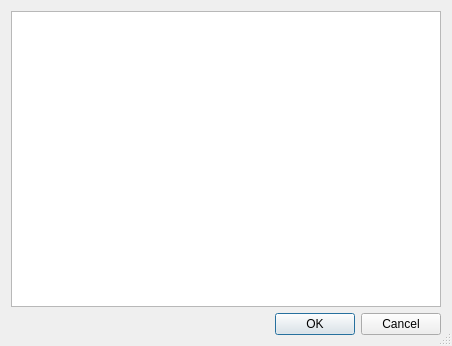
First picture: the form in copasi/UI/CQPreferenceDialog.ui, repository copasi/COPASI, before the edit.
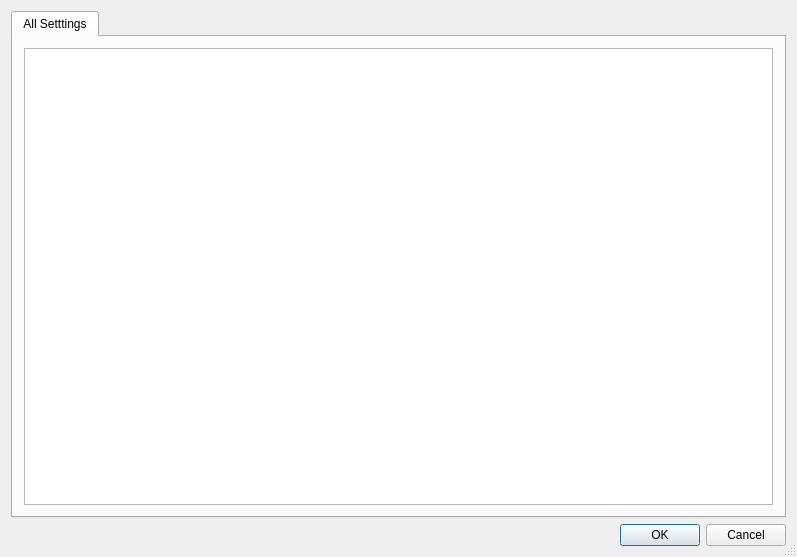
Second picture: the form after the edit. Custom widgets are drawn as their Qt base class.

Commit message: - issue 3266: start of new preference ui

What changed in the file:
```diff
--- a/copasi/UI/CQPreferenceDialog.ui
+++ b/copasi/UI/CQPreferenceDialog.ui
@@ -31,8 +31,8 @@
    <rect>
     <x>0</x>
     <y>0</y>
-    <width>452</width>
-    <height>346</height>
+    <width>797</width>
+    <height>557</height>
    </rect>
   </property>
   <property name="windowTitle">
@@ -41,7 +41,24 @@
   <property name="sizeGripEnabled">
    <bool>true</bool>
   </property>
-  <layout class="QGridLayout" name="gridLayout">
+  <layout class="QGridLayout" name="gridLayout_2">
+   <item row="0" column="0">
+    <widget class="QTabWidget" name="tabWidget">
+     <property name="currentIndex">
+      <number>0</number>
+     </property>
+     <widget class="QWidget" name="tabAll">
+      <attribute name="title">
+       <string>All Setttings</string>
+      </attribute>
+      <layout class="QGridLayout" name="gridLayout">
+       <item row="0" column="0">
+        <widget class="CQParameterGroupView" name="mpTreeView"/>
+       </item>
+      </layout>
+     </widget>
+    </widget>
+   </item>
    <item row="1" column="0">
     <widget class="QDialogButtonBox" name="buttonBox">
      <property name="orientation">
@@ -52,9 +69,6 @@
      </property>
     </widget>
    </item>
-   <item row="0" column="0">
-    <widget class="CQParameterGroupView" name="mpTreeView"/>
-   </item>
   </layout>
  </widget>
  <layoutdefault spacing="6" margin="11"/>
```
Left out of the diff: 36 changed lines with no effect on the pictures. The commit also changes 4 other files.
